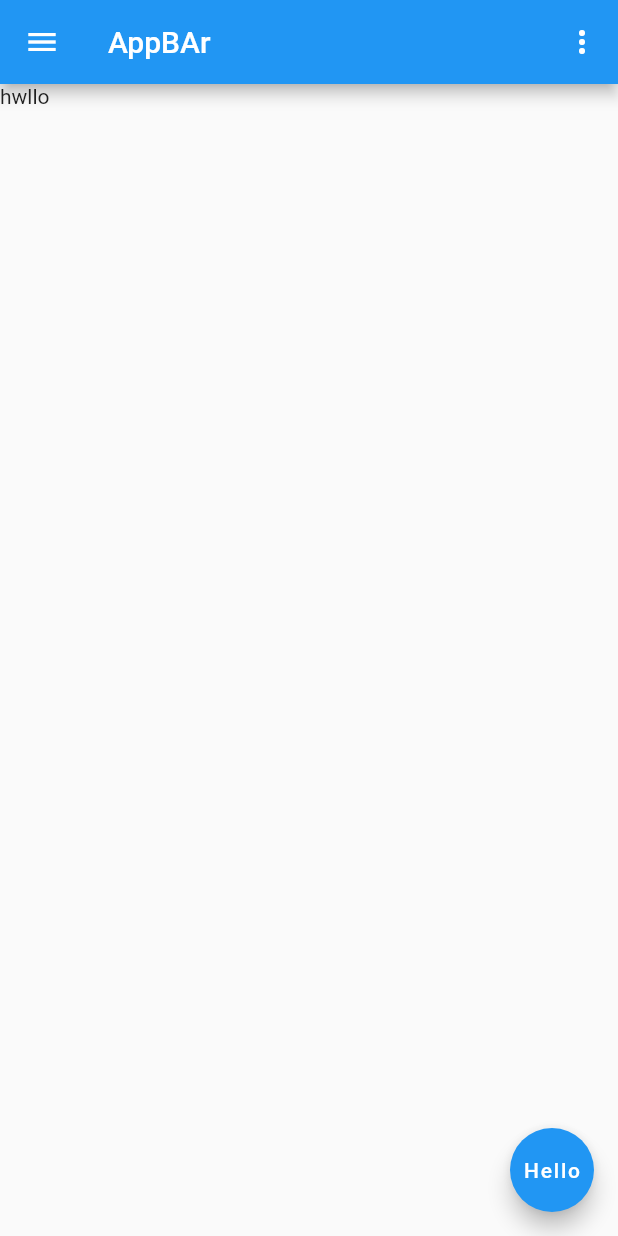
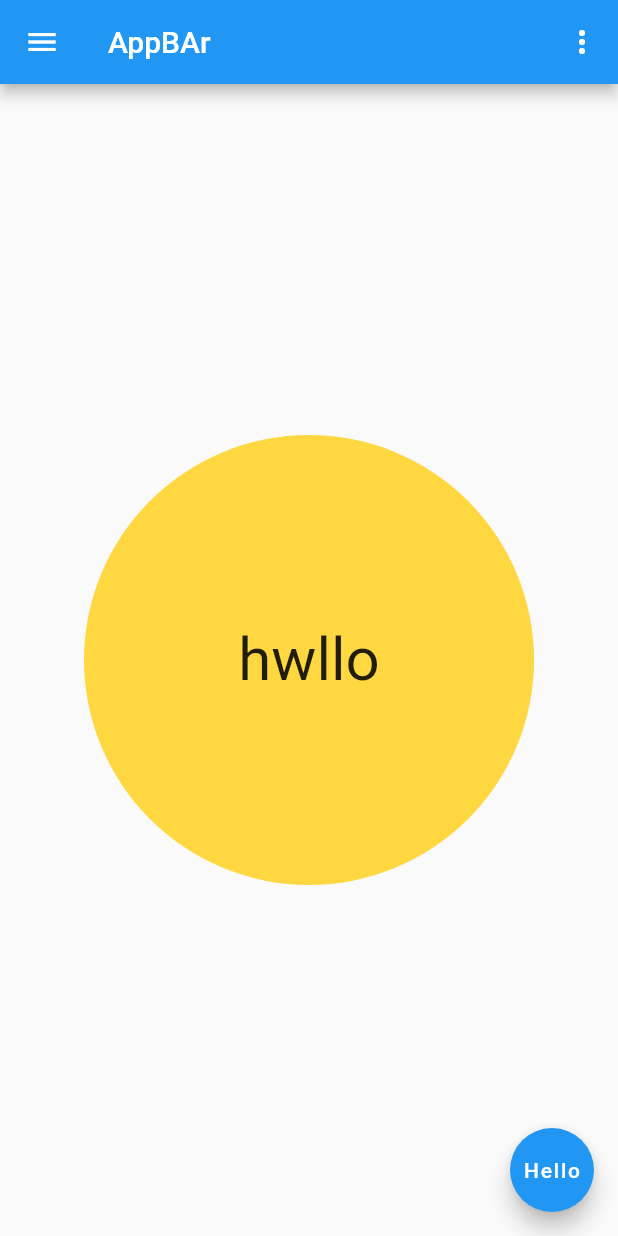
Before and after one commit to hrithikwins/new_flutter_demo, a Flutter app: the screen it shows after launch, on a phone screen of 412 x 824 dp. Run offline on Flutter 3.47's test engine with Material 2 defaults, Android fonts, the phone set to English and light mode, and no system bars.

Commit message:
adding a body

```diff
--- a/lib/main.dart
+++ b/lib/main.dart
@@ -68,7 +68,26 @@ class _MyHomePageState extends State<MyHomePage> {
           ),
         ],
       ),
-      body: Text("hwllo"),
+      // THIS IS THE BODY OF THE APPLICATION
+      body: Center(
+        child: Container(
+          height: 300,
+          width: 300.0,
+          // color: Colors.amber,
+          decoration: BoxDecoration(
+            borderRadius: BorderRadius.circular(150),
+            color: Colors.amberAccent,
+          ),
+          child: Center(
+            child: Text(
+              "hwllo",
+              style: TextStyle(
+                fontSize: 40.00,
+              ),
+            ),
+          ),
+        ),
+      ),
       floatingActionButton: FloatingActionButton(
         //universally for any button,must have an aciton (onPressed)
         onPressed: _incrementCounter,
```
